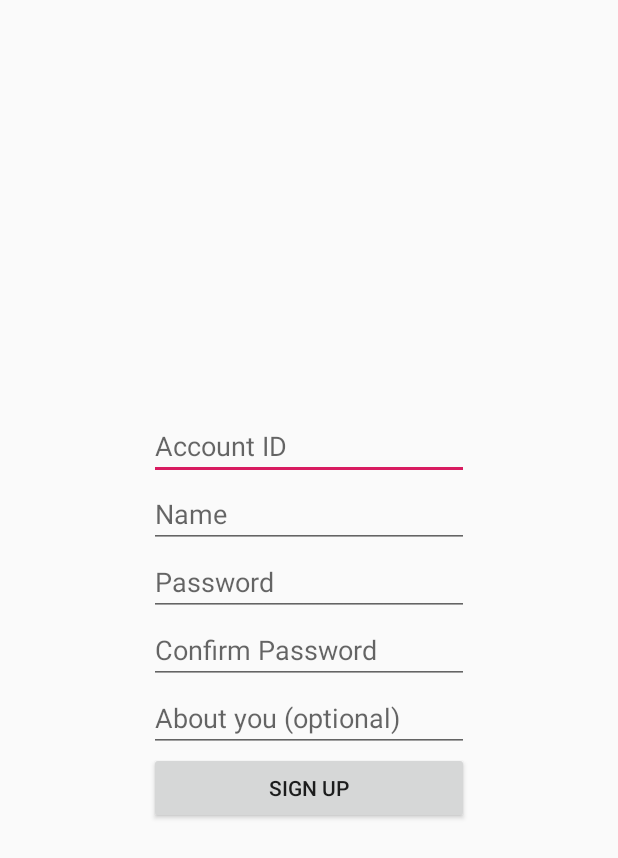
After one commit to ls4154/Android-Vloger, an Android app: the layout activity_signup.xml on its own in the app's theme, with its tools: preview values and no code run, on a phone screen of 412 x 824 dp. The commit adds this screen. Shown: the top 858 px of the screen. Run offline under Robolectric (Android 15) with nearby library versions, the phone set to English and light mode, and no system bars.

Commit message:
Add signup

```diff
--- a/app/build.gradle
+++ b/app/build.gradle
@@ -1,11 +1,11 @@
 apply plugin: 'com.android.application'
 
 android {
-    compileSdkVersion 28
+    compileSdkVersion 27
     defaultConfig {
         applicationId "com.example.androidvloger"
         minSdkVersion 19
-        targetSdkVersion 28
+        targetSdkVersion 27
         versionCode 1
         versionName "1.0"
         testInstrumentationRunner "android.support.test.runner.AndroidJUnitRunner"
@@ -20,7 +20,7 @@ android {
 
 dependencies {
     implementation fileTree(dir: 'libs', include: ['*.jar'])
-    implementation 'com.android.support:appcompat-v7:28.0.0'
+    implementation 'com.android.support:appcompat-v7:27.1.1'
     implementation 'com.android.support.constraint:constraint-layout:1.1.3'
     testImplementation 'junit:junit:4.12'
     androidTestImplementation 'com.android.support.test:runner:1.0.2'
--- a/app/src/main/AndroidManifest.xml
+++ b/app/src/main/AndroidManifest.xml
@@ -1,6 +1,8 @@
 <?xml version="1.0" encoding="utf-8"?>
 <manifest xmlns:android="http://schemas.android.com/apk/res/android"
     package="com.example.androidvloger">
+
+    <uses-permission android:name="android.permission.INTERNET" />
 
     <application
         android:allowBackup="true"
@@ -9,6 +11,8 @@
         android:roundIcon="@mipmap/ic_launcher_round"
         android:supportsRtl="true"
         android:theme="@style/AppTheme">
+        <activity android:name=".LoginActivity"></activity>
+        <activity android:name=".SignupActivity" />
         <activity android:name=".MainActivity">
             <intent-filter>
                 <action android:name="android.intent.action.MAIN" />
@@ -17,5 +21,5 @@
             </intent-filter>
         </activity>
     </application>
-    <uses-permission android:name="android.permission.INTERNET"/>
+
 </manifest>
--- /dev/null
+++ b/app/src/main/res/layout/activity_signup.xml
@@ -0,0 +1,64 @@
+<?xml version="1.0" encoding="utf-8"?>
+<android.support.constraint.ConstraintLayout xmlns:android="http://schemas.android.com/apk/res/android"
+    xmlns:app="http://schemas.android.com/apk/res-auto"
+    xmlns:tools="http://schemas.android.com/tools"
+    android:layout_width="match_parent"
+    android:layout_height="match_parent"
+    tools:context=".SignupActivity">
+
+    <LinearLayout
+        android:layout_width="wrap_content"
+        android:layout_height="wrap_content"
+        android:orientation="vertical"
+        app:layout_constraintBottom_toBottomOf="parent"
+        app:layout_constraintLeft_toLeftOf="parent"
+        app:layout_constraintRight_toRightOf="parent"
+        app:layout_constraintTop_toTopOf="parent">
+
+        <EditText
+            android:id="@+id/et_su_id"
+            android:layout_width="match_parent"
+            android:layout_height="wrap_content"
+            android:ems="10"
+            android:hint="Account ID"
+            android:inputType="textPersonName" />
+
+        <EditText
+            android:id="@+id/et_su_name"
+            android:layout_width="match_parent"
+            android:layout_height="wrap_content"
+            android:ems="10"
+            android:hint="Name"
+            android:inputType="textPersonName" />
+
+        <EditText
+            android:id="@+id/et_su_pw"
+            android:layout_width="match_parent"
+            android:layout_height="wrap_content"
+            android:ems="10"
+            android:hint="Password"
+            android:inputType="numberPassword" />
+
+        <EditText
+            android:id="@+id/et_su_pw2"
+            android:layout_width="match_parent"
+            android:layout_height="wrap_content"
+            android:ems="10"
+            android:hint="Confirm Password"
+            android:inputType="numberPassword" />
+
+        <EditText
+            android:id="@+id/et_su_desc"
+            android:layout_width="match_parent"
+            android:layout_height="wrap_content"
+            android:ems="10"
+            android:hint="About you (optional)"
+            android:inputType="textPersonName" />
+
+        <Button
+            android:id="@+id/btn_su_send"
+            android:layout_width="match_parent"
+            android:layout_height="wrap_content"
+            android:text="Sign Up" />
+    </LinearLayout>
+</android.support.constraint.ConstraintLayout>
```
Also changed, not shown: app/src/main/java/com/example/androidvloger/LoginActivity.java (added, +13 -0 lines), app/src/main/java/com/example/androidvloger/MainActivity.java (+34 -7 lines), app/src/main/java/com/example/androidvloger/SignupActivity.java (added, +131 -0 lines), app/src/main/res/layout/activity_login.xml (added, +9 -0 lines), app/src/main/res/layout/activity_main.xml (+7 -6 lines).
